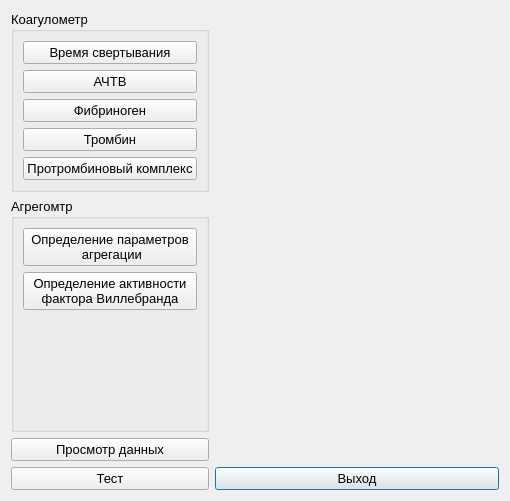
The window that choisedialog/choisedialog.ui (krang4d/Agrekola) describes before a commit, drawn with Qt 5.
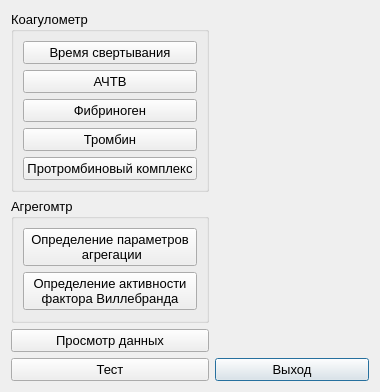
The same window after the commit. Custom widgets are drawn as their Qt base class.

```diff
--- a/choisedialog/choisedialog.ui
+++ b/choisedialog/choisedialog.ui
@@ -6,8 +6,8 @@
    <rect>
     <x>0</x>
     <y>0</y>
-    <width>510</width>
-    <height>501</height>
+    <width>380</width>
+    <height>392</height>
    </rect>
   </property>
   <property name="font">
```
